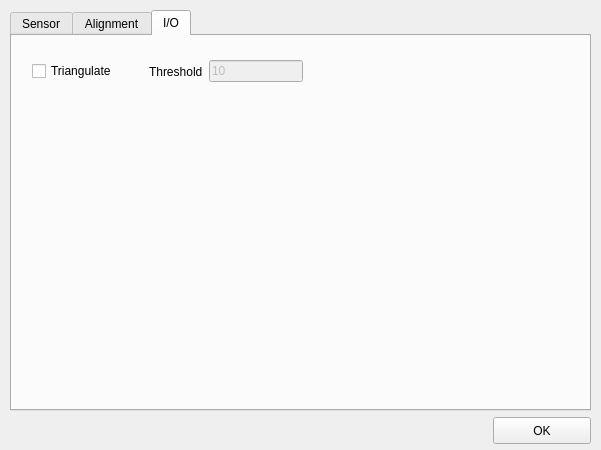
First picture: the form in params.ui, repository jonabalzer/yas, before the edit.
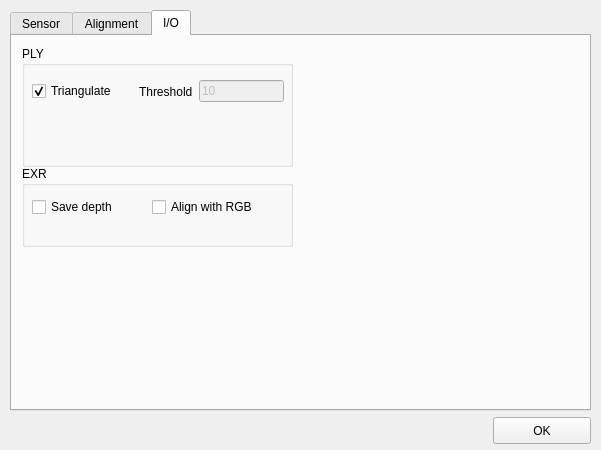
Second picture: the form after the edit. The open tabs and pages were chosen to show the change.

Commit message: Added stream output and warping from RGB to depth sensor.

```diff
--- a/params.ui
+++ b/params.ui
@@ -553,12 +553,24 @@
     <attribute name="title">
      <string>I/O</string>
     </attribute>
+    <widget class="QGroupBox" name="plyGroupBox">
+     <property name="geometry">
+      <rect>
+       <x>10</x>
+       <y>10</y>
+       <width>271</width>
+       <height>121</height>
+      </rect>
+     </property>
+     <property name="title">
+      <string>PLY</string>
+     </property>
     <widget class="QWidget" name="horizontalLayoutWidget_6">
      <property name="geometry">
       <rect>
-       <x>20</x>
-       <y>20</y>
-       <width>271</width>
+        <x>10</x>
+        <y>30</y>
+        <width>252</width>
        <height>31</height>
       </rect>
      </property>
@@ -569,7 +581,7 @@
          <string>Triangulate</string>
         </property>
         <property name="checked">
-         <bool>false</bool>
+          <bool>true</bool>
         </property>
        </widget>
       </item>
@@ -604,6 +616,52 @@
        </widget>
       </item>
      </layout>
+     </widget>
+    </widget>
+    <widget class="QGroupBox" name="exrGroupBox">
+     <property name="geometry">
+      <rect>
+       <x>10</x>
+       <y>130</y>
+       <width>271</width>
+       <height>81</height>
+      </rect>
+     </property>
+     <property name="title">
+      <string>EXR</string>
+     </property>
+     <widget class="QCheckBox" name="saveDepthCheckBox">
+      <property name="geometry">
+       <rect>
+        <x>10</x>
+        <y>30</y>
+        <width>121</width>
+        <height>22</height>
+       </rect>
+      </property>
+      <property name="text">
+       <string>Save depth</string>
+      </property>
+      <property name="checked">
+       <bool>false</bool>
+      </property>
+     </widget>
+     <widget class="QCheckBox" name="alignRGBCheckBox">
+      <property name="geometry">
+       <rect>
+        <x>130</x>
+        <y>30</y>
+        <width>131</width>
+        <height>22</height>
+       </rect>
+      </property>
+      <property name="text">
+       <string>Align with RGB</string>
+      </property>
+      <property name="checked">
+       <bool>false</bool>
+      </property>
+     </widget>
     </widget>
    </widget>
   </widget>
```
Left out of the diff: 2 changed lines with no effect on the pictures. Lines whose indentation alone changed are shown as unchanged. The commit also changes 9 other files.
